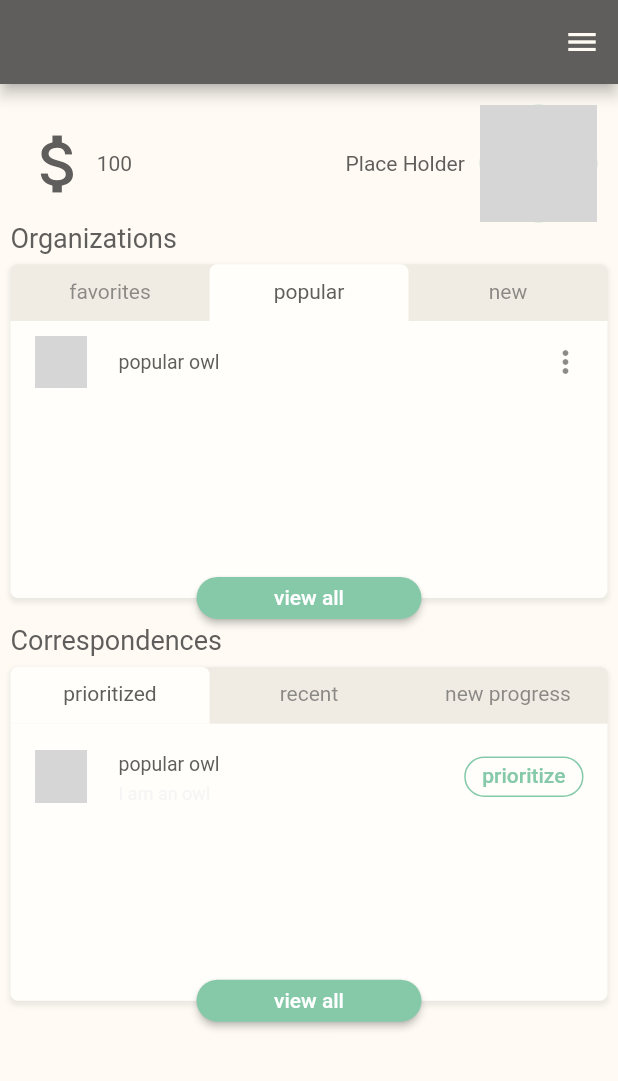
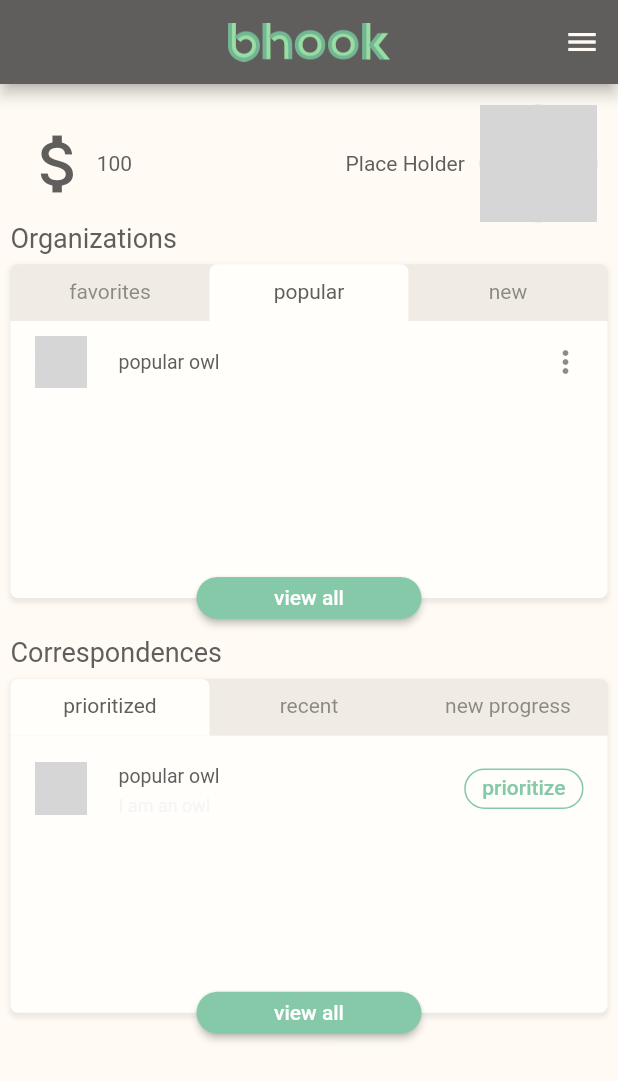
Before and after one commit to smmhassan/tapin, a Flutter app: the screen it shows after launch, tab 2 chosen, on a phone screen of 412 x 824 dp. Shown: the top 1081 px of the screen. Run offline on Flutter 3.47's test engine with Material 2 defaults, Android fonts, the phone set to English and light mode, and no system bars; network calls fail; grey boxes are pictures that could not be loaded.

Commit message:
Adaptive Dashboard
Dashboard is now adaptive. The layout will change according to the screen size.

```diff
--- a/customer_service/lib/screens/userdash/userdash.dart
+++ b/customer_service/lib/screens/userdash/userdash.dart
@@ -9,38 +9,66 @@ import '../../widgets/tabbedwindow/TabbedWindowListOrganization.dart';
 import '../../widgets/tabbedwindow/TabbedWindowListCorrespondence.dart';
 import '../../widgets/DashHeader.dart';
 import '../../widgets/NavigationDrawer.dart';
+import '../../widgets/AdaptiveAppBar.dart';
 
 class UserDash extends StatelessWidget {
-  final double headerHeight = .12;
-  final double listHeight = .36;
+  final double mobileHeaderHeight = .12;
+  final double mobileListHeight = .36;
+  final double mobileTitleHeight = 18;
+
+  final double desktopHeaderHeight = 0.15;
+  final double desktopListHeight = 0.6;
+  final double desktopTitleHeight = 22;
+
+  final double maxContentWidth = 1200;
+
+  final Image headerLogo = new Image(
+      image: new ExactAssetImage('assets/logo_text.png'),
+      height: AppBar().preferredSize.height - 30,
+      //width: 20.0,
+      alignment: FractionalOffset.center
+  );
+
   @override
   Widget build(BuildContext context) {
-    return Scaffold(
-      appBar: AppBar(
-        backgroundColor: Theme.of(context).accentColor,
-        iconTheme: IconThemeData(color: Theme.of(context).canvasColor),
-      ),
-      endDrawer: NavigationDrawer(
-        items: [
+    bool narrow = MediaQuery.of(context).size.width < 600;
+    bool wide = MediaQuery.of(context).size.width > 1000;
+
+    List<String> navList = [
       'Dashboard',
       'Organizations',
       'Correspondences',
       'Settings',
       'Logout'
-        ],
+    ];
+
+    return Scaffold(
+      appBar: AdaptiveAppBar(context),
+      //appBar: AppBar(),
+
+      endDrawer: wide ? null : NavigationDrawer(
+        //items: navList,
       ),
+
       body: LayoutBuilder(
         builder: (context, constraints) {
-          return Column(
+          return Center(
+            child: Container(
+              constraints: BoxConstraints(
+                maxWidth: maxContentWidth,
+              ),
+              child: Column(
                 children: [
                   // rewards and user info
                   DashHeader(
-                height: constraints.maxHeight*headerHeight,
+                    height: narrow ?
+                      constraints.maxHeight*mobileHeaderHeight:
+                      constraints.maxHeight*desktopHeaderHeight,
                     leftItem: Row(
                         children: [
                           Icon(
                             Icons.attach_money,
-                        size: constraints.maxHeight*headerHeight*.55,
+                            size: constraints.maxHeight*mobileHeaderHeight*.55,
                             color: Theme.of(context).accentColor,
                           ),
                           Text(
@@ -54,10 +82,21 @@ class UserDash extends StatelessWidget {
                     image: NetworkImage('https://flutter.github.io/assets-for-api-docs/assets/widgets/owl.jpg'),
                     label: 'Place Holder',
                   ),
+                  SizedBox(
+                    height: narrow ?
+                      constraints.maxHeight*mobileListHeight*2:
+                      constraints.maxHeight*desktopListHeight,
+                    child: Flex (
+                      children: [
                         // organizations window
                         TabbedWindow(
-                height: constraints.maxHeight*listHeight,
+                          height: narrow ?
+                            constraints.maxHeight*mobileListHeight :
+                            constraints.maxHeight*desktopListHeight,
                           title: 'Organizations',
+                          titleSize: narrow ?
+                            mobileTitleHeight :
+                            desktopTitleHeight,
                           tabNames: [
                             'favorites',
                             'popular',
@@ -69,18 +108,22 @@ class UserDash extends StatelessWidget {
                                 TabbedWindowListOrganization(
                                   image: NetworkImage('https://flutter.github.io/assets-for-api-docs/assets/widgets/owl.jpg'),
                                   name: 'owl',
+                                  dense: narrow ? true : false,
                                 ),
                                 TabbedWindowListOrganization(
                                   image: NetworkImage('https://flutter.github.io/assets-for-api-docs/assets/widgets/owl.jpg'),
                                   name: 'big owl',
+                                  dense: narrow ? true : false,
                                 ),
                                 TabbedWindowListOrganization(
                                   image: NetworkImage('https://flutter.github.io/assets-for-api-docs/assets/widgets/owl.jpg'),
                                   name: 'smol owl',
+                                  dense: narrow ? true : false,
                                 ),
                                 TabbedWindowListOrganization(
                                   image: NetworkImage('https://flutter.github.io/assets-for-api-docs/assets/widgets/owl.jpg'),
                                   name: 'cool owl',
+                                  dense: narrow ? true : false,
                                 ),
                               ],
                             ),
@@ -89,6 +132,7 @@ class UserDash extends StatelessWidget {
                                 TabbedWindowListOrganization(
                                   image: NetworkImage('https://flutter.github.io/assets-for-api-docs/assets/widgets/owl.jpg'),
                                   name: 'popular owl',
+                                  dense: narrow ? true : false,
                                 ),
                               ],
                             ),
@@ -97,6 +141,7 @@ class UserDash extends StatelessWidget {
                                 TabbedWindowListOrganization(
                                   image: NetworkImage('https://flutter.github.io/assets-for-api-docs/assets/widgets/owl.jpg'),
                                   name: 'new owl',
+                                  dense: narrow ? true : false,
                                 ),
                               ],
                             ),
@@ -104,8 +149,13 @@ class UserDash extends StatelessWidget {
                         ),
                         // Correspondences window
                         TabbedWindow(
-                height: constraints.maxHeight*listHeight,
+                            height: narrow ?
+                              constraints.maxHeight*mobileListHeight :
+                              constraints.maxHeight*desktopListHeight,
                             title: 'Correspondences',
+                            titleSize: narrow ?
+                              mobileTitleHeight :
+                              desktopTitleHeight,
                             tabNames: [
                               'prioritized',
                               'recent',
@@ -118,6 +168,7 @@ class UserDash extends StatelessWidget {
                                     image: NetworkImage('https://flutter.github.io/assets-for-api-docs/assets/widgets/owl.jpg'),
                                     name: 'popular owl',
                                     description: 'I am an owl',
+                                    dense: narrow ? true : false,
                                   ),
                                 ],
                               ),
@@ -127,6 +178,7 @@ class UserDash extends StatelessWidget {
                                     image: NetworkImage('https://flutter.github.io/assets-for-api-docs/assets/widgets/owl.jpg'),
                                     name: 'recent owl',
                                     description: 'I am an owl',
+                                    dense: narrow ? true : false,
                                   ),
                                 ],
                               ),
@@ -136,12 +188,22 @@ class UserDash extends StatelessWidget {
                                     image: NetworkImage('https://flutter.github.io/assets-for-api-docs/assets/widgets/owl.jpg'),
                                     name: 'newly progressed owl',
                                     description: 'I am an owl',
+                                    dense: narrow ? true : false,
                                   ),
                                 ],
                               ),
                             ]
                         ),
                     ],
+                      mainAxisAlignment: MainAxisAlignment.center,
+                      direction: narrow ?
+                        Axis.vertical :
+                        Axis.horizontal,
+                    ),
+                  )
+                ],
+              ),
+            ),
           );
         }
       ),
--- /dev/null
+++ b/customer_service/lib/widgets/AdaptiveAppBar.dart
@@ -0,0 +1,138 @@
+import 'dart:ui';
+
+import 'package:flutter/cupertino.dart';
+import 'package:flutter/material.dart';
+
+/*class AdaptiveAppBar extends StatefulWidget implements PreferredSizeWidget {
+  AdaptiveAppBar({Key? key,})
+      : preferredSize = Size.fromHeight(kToolbarHeight),
+        super(key: key);
+
+  @override
+  final Size preferredSize; // default is 56.0
+
+  @override
+  _AdaptiveAppBarState createState() => _AdaptiveAppBarState();
+
+}
+
+class _AdaptiveAppBarState extends State<AdaptiveAppBar> {
+  final Image headerLogo = new Image(
+      image: new ExactAssetImage('assets/logo_text.png'),
+      height: AppBar().preferredSize.height - 30,
+      //width: 20.0,
+      alignment: FractionalOffset.center
+  );
+  final List<String> navList = [
+    'Dashboard',
+    'Organizations',
+    'Correspondences',
+    'Settings',
+    'Logout'
+  ];
+  final double textSize = 18;
+
+
+  @override
+  Widget build(BuildContext context) {
+    final bool wide = MediaQuery.of(context).size.width > 1000;
+
+    return AppBar(
+        backgroundColor: Theme.of(context).accentColor,
+        iconTheme: IconThemeData(color: Theme.of(context).canvasColor),
+        //title: headerLogo,
+        centerTitle: true,
+        title: !wide ? headerLogo : PreferredSize(
+          preferredSize: Size.fromHeight(AppBar().preferredSize.height),
+          child: Row (
+            mainAxisAlignment: MainAxisAlignment.center,
+            crossAxisAlignment: CrossAxisAlignment.center,
+            children: [
+              // logo
+              Container(
+                padding: EdgeInsets.symmetric(
+                    horizontal: (AppBar().preferredSize.height - textSize)/2
+                ),
+                child: headerLogo,
+              ),
+              for (String page in navList)
+                TextButton(
+                  onPressed: () {},
+                  child: Container(
+                    padding: EdgeInsets.all(
+                        (AppBar().preferredSize.height - textSize)/2
+                    ),
+                    child: Text(
+                        page,
+                        style: TextStyle (
+                          color: Theme.of(context).canvasColor,
+                          fontSize: textSize,
+                        )
+                    ),
+                  ),
+                )
+            ],
+          ),
+        ),
+    );
+  }
+}*/
+
+final Image headerLogo = new Image(
+    image: new ExactAssetImage('assets/logo_text.png'),
+    height: AppBar().preferredSize.height - 30,
+    alignment: FractionalOffset.center
+);
+final List<String> navList = [
+  'Dashboard',
+  'Organizations',
+  'Correspondences',
+  'Settings',
+  'Logout'
+];
+final double textSize = 18;
+final double wideBreakPoint = 1000;
+
+class AdaptiveAppBar extends AppBar{
+  final PreferredSizeWidget? bottom;
+
+  AdaptiveAppBar(BuildContext context, {this.bottom}) :super(
+    bottom: bottom,
+    backgroundColor: Theme.of(context).accentColor,
+    iconTheme: IconThemeData(color: Theme.of(context).canvasColor),
+    //title: headerLogo,
+    centerTitle: true,
+    title: !(MediaQuery.of(context).size.width > wideBreakPoint) ? headerLogo : PreferredSize(
+      preferredSize: Size.fromHeight(AppBar().preferredSize.height),
+      child: Row (
+        mainAxisAlignment: MainAxisAlignment.center,
+        crossAxisAlignment: CrossAxisAlignment.center,
+        children: [
+          // logo
+          Container(
+            padding: EdgeInsets.symmetric(
+                horizontal: (AppBar().preferredSize.height - textSize)/2
+            ),
+            child: headerLogo,
+          ),
+          for (String page in navList)
+            TextButton(
+              onPressed: () {},
+              child: Container(
+                padding: EdgeInsets.all(
+                    (AppBar().preferredSize.height - textSize)/2
+                ),
+                child: Text(
+                    page,
+                    style: TextStyle (
+                      color: Theme.of(context).canvasColor,
+                      fontSize: textSize,
+                    )
+                ),
+              ),
+            )
+        ],
+      ),
+    ),
+  );
+}
--- a/customer_service/lib/widgets/NavigationDrawer.dart
+++ b/customer_service/lib/widgets/NavigationDrawer.dart
@@ -8,13 +8,16 @@ class NavigationDrawer extends StatelessWidget {
   final double topPadding = 80;
   final double sidePadding = 20;
   final double dividerThickness = 0.5;
+  final List<String> navList = [
+    'Dashboard',
+    'Organizations',
+    'Correspondences',
+    'Settings',
+    'Logout'
+  ];
 
-
-  final List<String> items;
-
-  const NavigationDrawer({
+  NavigationDrawer({
     Key? key,
-    required this.items,
   }) : super(key: key);
 
   @override
@@ -34,11 +37,11 @@ class NavigationDrawer extends StatelessWidget {
               right: sidePadding,
               left: sidePadding,
             ),
-            itemCount: items.length,
+            itemCount: navList.length,
             itemBuilder: (context, index) {
               return ListTile(
                 title: Text(
-                  items[index],
+                  navList[index],
                   textAlign: TextAlign.right,
                   style: TextStyle(
                     fontWeight: FontWeight.w300,
--- a/customer_service/lib/widgets/tabbedwindow/TabbedWindow.dart
+++ b/customer_service/lib/widgets/tabbedwindow/TabbedWindow.dart
@@ -13,8 +13,8 @@ class TabbedWindow extends StatelessWidget {
   each list provided
    */
   final double padding = 7;
-  final double titleSize = 18;
   final double cornerRadius = 5;
+  final double maxTabHeight = 40;
   final double buttonHeight = 28;
   final double buttonWidth = 150;
   final double buttonOffset = 11;
@@ -23,6 +23,7 @@ class TabbedWindow extends StatelessWidget {
   final List<String> tabNames;
   final List<TabbedWindowList> lists;
   final double height;
+  final double titleSize;
 
   const TabbedWindow({
     Key? key,
@@ -30,6 +31,7 @@ class TabbedWindow extends StatelessWidget {
     required this.tabNames,
     required this.lists,
     required this.height,
+    required this.titleSize,
   }) : super(key: key);
 
   @override
@@ -37,7 +39,14 @@ class TabbedWindow extends StatelessWidget {
     double availableHeight = height-titleSize-2*padding-2*buttonOffset;
     double tabHeight = availableHeight*.17;
     double listHeight = availableHeight*.83;
-    return Column(
+
+    if (tabHeight > maxTabHeight) {
+      tabHeight = maxTabHeight;
+      listHeight = availableHeight - tabHeight;
+    }
+
+    return Expanded(
+      child: Column(
         children: [
           // title
           Container(
@@ -84,6 +93,9 @@ class TabbedWindow extends StatelessWidget {
                           children: [
                             // tabs
                             Container(
+                              constraints: BoxConstraints(
+                                maxHeight: maxTabHeight,
+                              ),
                               height: tabHeight,
                               child: TabBar(
                                 labelColor: Theme.of(context).accentColor,
@@ -146,6 +158,7 @@ class TabbedWindow extends StatelessWidget {
               ]
           ),
         ],
+      ),
     );
   }
 }
--- a/customer_service/lib/widgets/tabbedwindow/TabbedWindowListCorrespondence.dart
+++ b/customer_service/lib/widgets/tabbedwindow/TabbedWindowListCorrespondence.dart
@@ -13,18 +13,20 @@ class TabbedWindowListCorrespondence extends StatelessWidget {
   final ImageProvider image;
   final String name;
   final String description;
+  final bool dense;
 
   const TabbedWindowListCorrespondence({
     Key? key,
     required this.image,
     required this.name,
     required this.description,
+    required this.dense,
   }) : super(key: key);
 
   @override
   Widget build(BuildContext context) {
     return ListTile(
-      dense: true,
+      dense: dense,
       leading: RoundImage(
         image: image,
         size: 35,
--- a/customer_service/lib/widgets/tabbedwindow/TabbedWindowListOrganization.dart
+++ b/customer_service/lib/widgets/tabbedwindow/TabbedWindowListOrganization.dart
@@ -11,17 +11,19 @@ class TabbedWindowListOrganization extends StatelessWidget {
    */
   final ImageProvider image;
   final String name;
+  final bool dense;
 
   const TabbedWindowListOrganization({
     Key? key,
     required this.image,
     required this.name,
+    required this.dense,
   }) : super(key: key);
 
   @override
   Widget build(BuildContext context) {
     return ListTile(
-      dense: true,
+      dense: dense,
       leading: RoundImage(
         image: image,
         size: 35,
--- a/customer_service/pubspec.yaml
+++ b/customer_service/pubspec.yaml
@@ -47,7 +47,7 @@ flutter:
   # To add assets to your application, add an assets section, like this:
   assets:
      - assets/logo.png
-
+     - assets/
   # An image asset can refer to one or more resolution-specific "variants", see
   # https://flutter.dev/assets-and-images/#resolution-aware.
 
```
Also changed, not shown: customer_service/assets/logo_text.png (added). Lines whose indentation alone changed are shown as unchanged.
